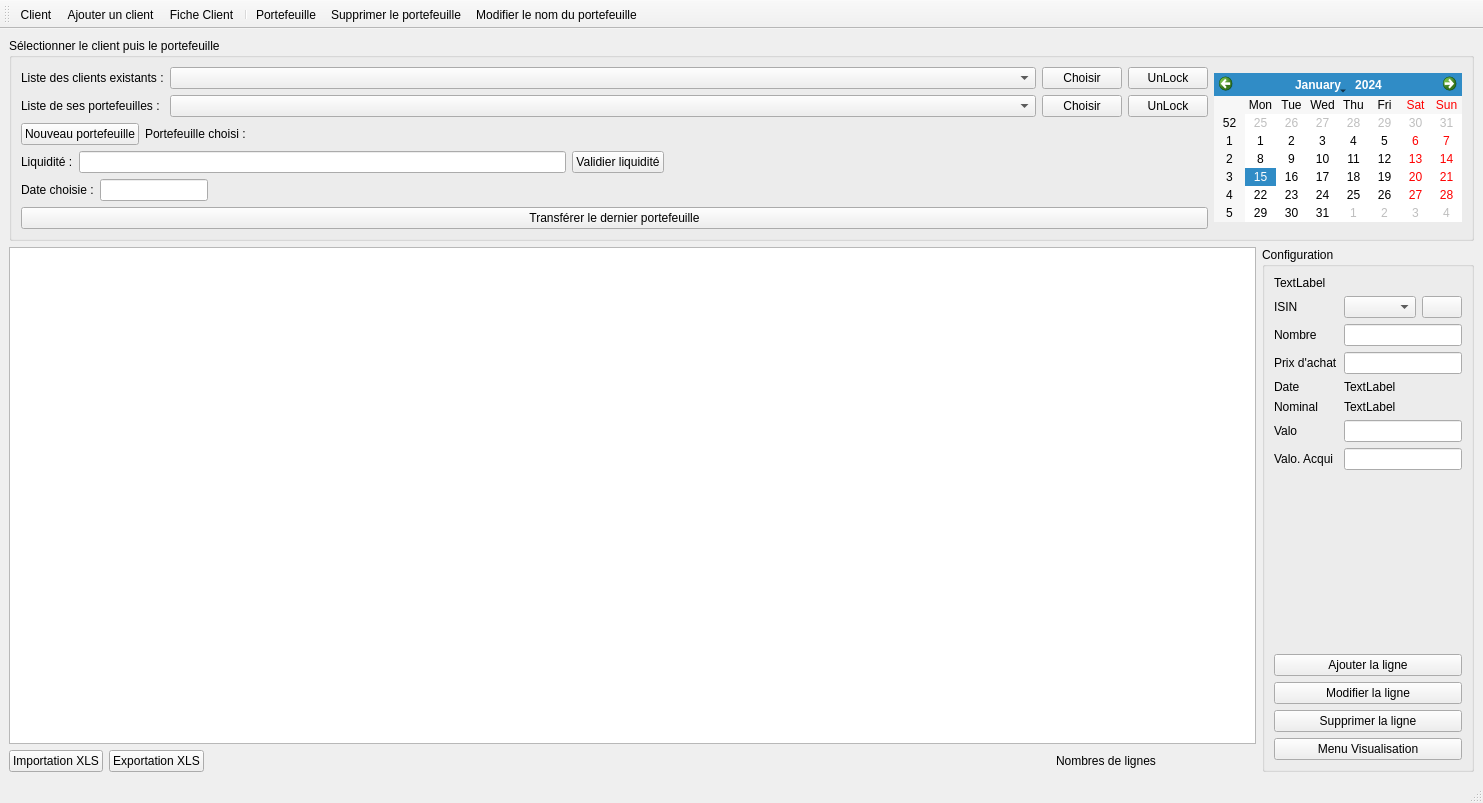
This is Gestionnaires/GestionnairePortefeuille.ui in baptiste-pasquier/eurocorporate as Qt 5 draws it before an edit. The edited form follows.
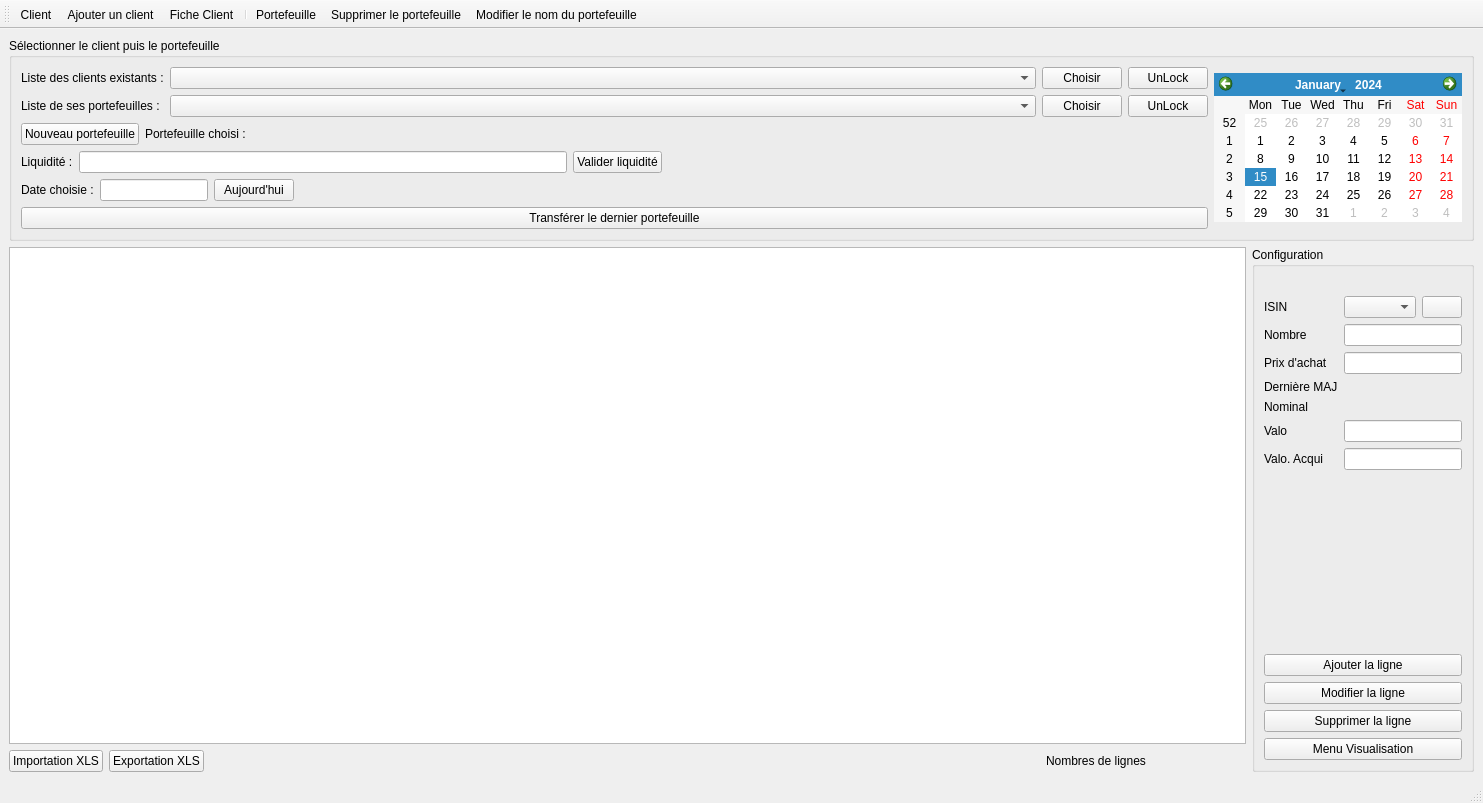
This is the edited form. Icons and pictures are not drawn. Custom widgets are drawn as their Qt base class.

```diff
--- a/Gestionnaires/GestionnairePortefeuille.ui
+++ b/Gestionnaires/GestionnairePortefeuille.ui
@@ -185,7 +185,7 @@
            <item>
             <widget class="QPushButton" name="pushButton_4">
              <property name="text">
-              <string>Validier liquidité</string>
+              <string>Valider liquidité</string>
              </property>
              <property name="icon">
               <iconset>
@@ -209,6 +209,8 @@
           </layout>
          </item>
          <item>
+          <layout class="QHBoxLayout" name="horizontalLayout_5">
+           <item>
           <layout class="QFormLayout" name="formLayout_3">
            <item row="0" column="0">
             <widget class="QLabel" name="label_dateChoisie">
@@ -233,6 +235,32 @@
           </layout>
          </item>
          <item>
+            <widget class="QPushButton" name="btn_today">
+             <property name="text">
+              <string>Aujourd'hui</string>
+             </property>
+             <property name="icon">
+              <iconset>
+               <normaloff>img/calendar-48.png</normaloff>img/calendar-48.png</iconset>
+             </property>
+            </widget>
+           </item>
+           <item>
+            <spacer name="horizontalSpacer">
+             <property name="orientation">
+              <enum>Qt::Horizontal</enum>
+             </property>
+             <property name="sizeHint" stdset="0">
+              <size>
+               <width>40</width>
+               <height>20</height>
+              </size>
+             </property>
+            </spacer>
+           </item>
+          </layout>
+         </item>
+         <item>
           <widget class="QPushButton" name="btn_transfert">
            <property name="text">
             <string>Transférer le dernier portefeuille</string>
@@ -269,6 +297,12 @@
             <verstretch>0</verstretch>
            </sizepolicy>
           </property>
+          <property name="editTriggers">
+           <set>QAbstractItemView::NoEditTriggers</set>
+          </property>
+          <property name="sortingEnabled">
+           <bool>false</bool>
+          </property>
          </widget>
         </item>
         <item>
@@ -352,7 +386,7 @@
          <item>
           <widget class="QLabel" name="label_5">
            <property name="text">
-            <string>TextLabel</string>
+            <string/>
            </property>
           </widget>
          </item>
@@ -416,7 +450,7 @@
            <item row="3" column="0">
             <widget class="QLabel" name="label_10">
              <property name="text">
-              <string>Date</string>
+              <string>Dernière MAJ</string>
              </property>
             </widget>
            </item>
@@ -450,14 +484,14 @@
            <item row="3" column="1">
             <widget class="QLabel" name="label_date">
              <property name="text">
-              <string>TextLabel</string>
+              <string/>
              </property>
             </widget>
            </item>
            <item row="4" column="1">
             <widget class="QLabel" name="label_nominal">
              <property name="text">
-              <string>TextLabel</string>
+              <string/>
              </property>
             </widget>
            </item>
```
Left out of the diff: 10 changed lines with no effect on the pictures. Lines whose indentation alone changed are shown as unchanged.
